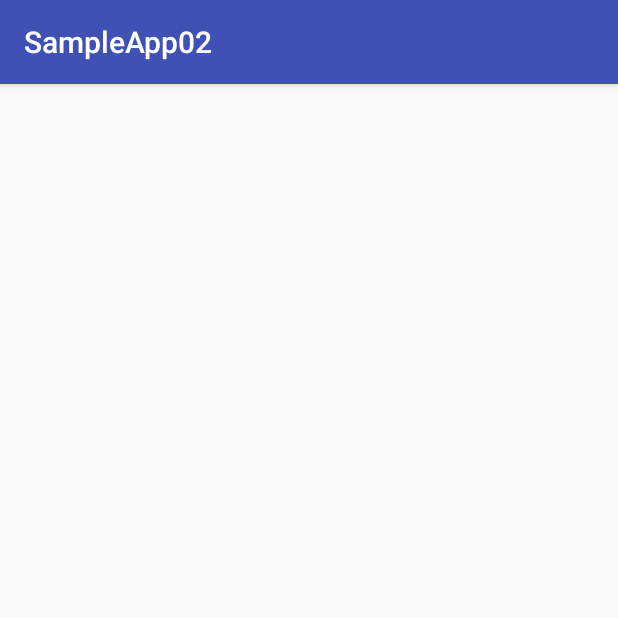
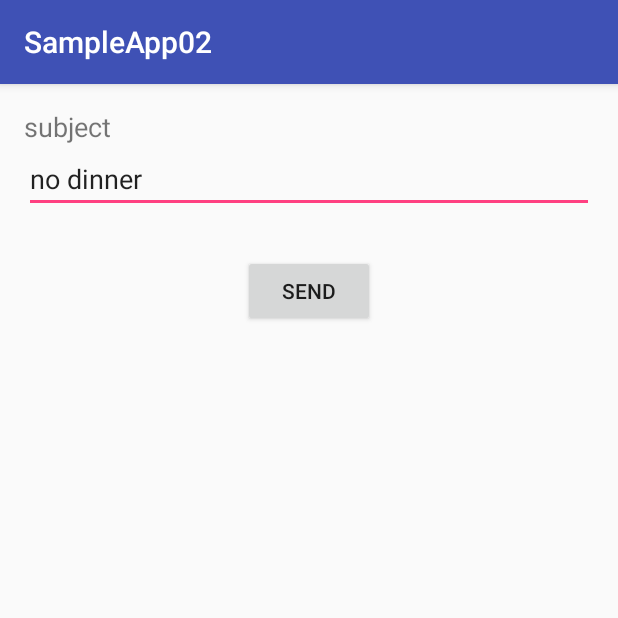
Before and after one commit to stvjbz/SampleApp02, an Android app: the NoDinnerActivity screen opened directly, with no data from a screen before it, on a phone screen of 412 x 824 dp, the top half of it. Run offline under Robolectric (Android 15) with nearby library versions, the phone set to English and light mode, and no system bars.

Commit message:
[add] activity_no_dinner.xml
飯いらない用レイアウトファイル.

```diff
--- a/app/src/main/res/layout/activity_no_dinner.xml
+++ b/app/src/main/res/layout/activity_no_dinner.xml
@@ -9,4 +9,28 @@
     android:paddingTop="@dimen/activity_vertical_margin"
     tools:context="com.stvjbz.sampleapp02.NoDinnerActivity">
 
+    <TextView
+        android:layout_width="wrap_content"
+        android:layout_height="wrap_content"
+        android:text="@string/subject"
+        android:textSize="18sp"
+        android:id="@+id/textView"/>
+
+    <EditText
+        android:layout_width="match_parent"
+        android:layout_height="wrap_content"
+        android:id="@+id/editText"
+        android:layout_below="@+id/textView"
+        android:layout_alignParentLeft="true"
+        android:layout_alignParentStart="true"
+        android:text="@string/button_no_dinner"/>
+
+    <Button
+        android:layout_width="wrap_content"
+        android:layout_height="wrap_content"
+        android:text="@string/button_send"
+        android:id="@+id/button"
+        android:layout_below="@id/editText"
+        android:layout_centerHorizontal="true"
+        android:layout_marginTop="28dp"/>
 </RelativeLayout>
```
